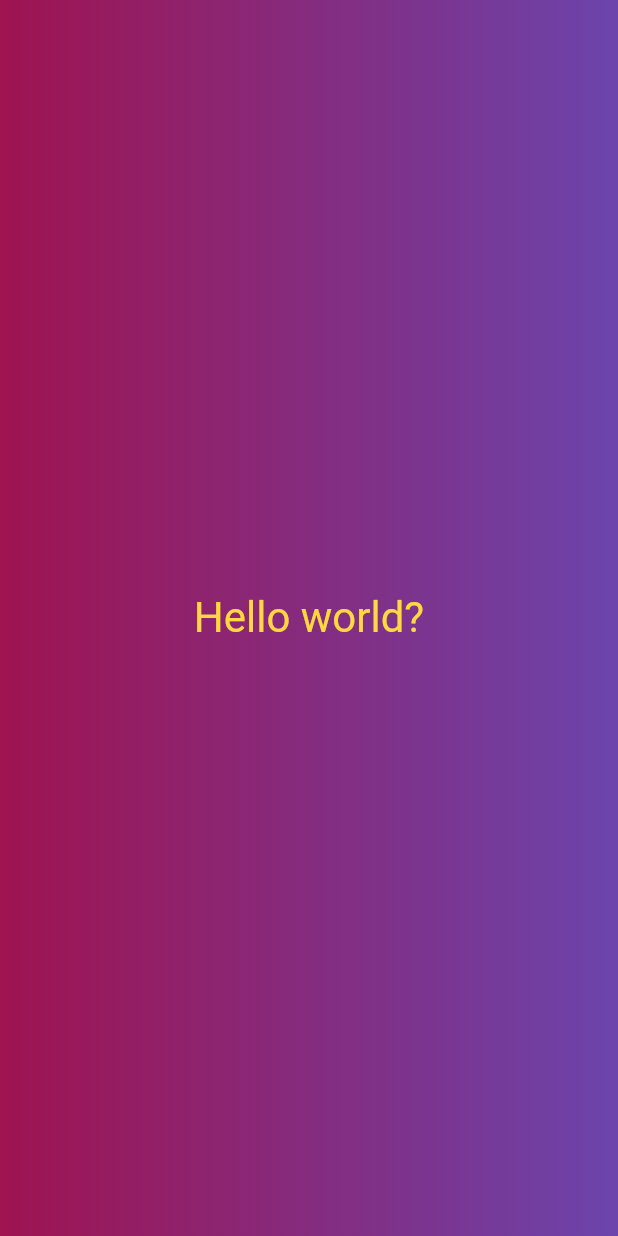
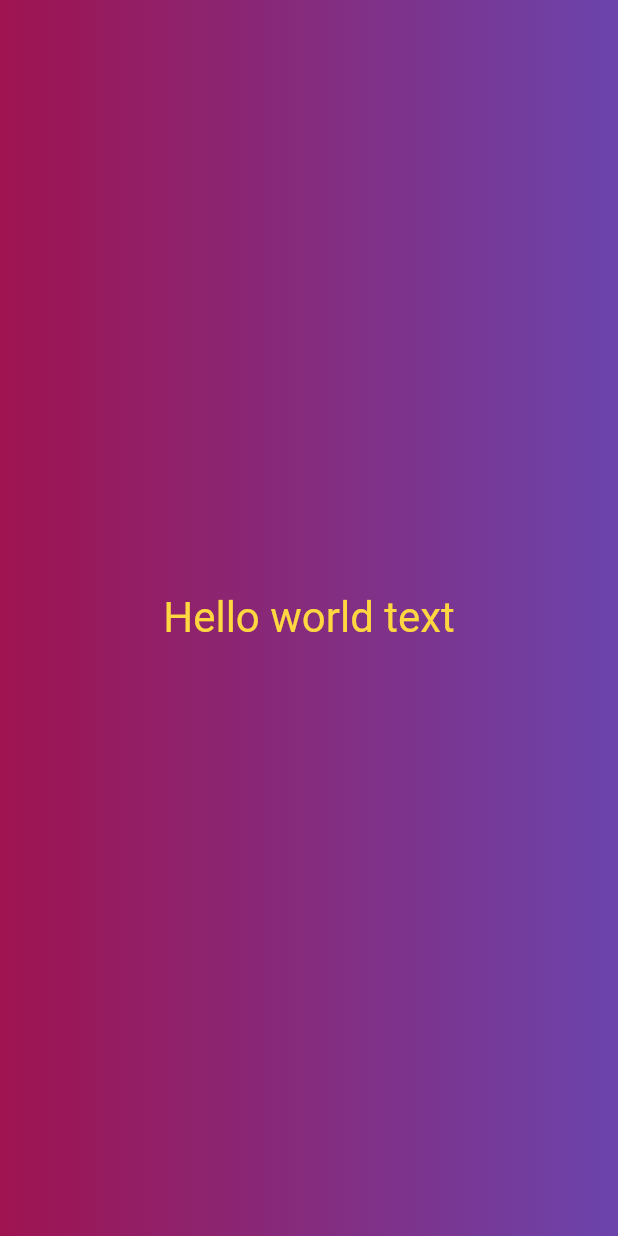
Before and after one commit to haservi/udemy-flutter, a Flutter app: the screen it shows after launch, on a phone screen of 412 x 824 dp. Run offline on Flutter 3.47's test engine with Material 2 defaults, Android fonts, the phone set to English and light mode, and no system bars.

Commit message:
refactor: text 위젯 분리 학습

```diff
--- a/first_app/lib/gradient_container.dart
+++ b/first_app/lib/gradient_container.dart
@@ -1,3 +1,4 @@
+import 'package:first_app/styled_text.dart';
 import 'package:flutter/material.dart';
 
 class GradientContainer extends StatelessWidget {
@@ -15,10 +16,7 @@ class GradientContainer extends StatelessWidget {
         ),
       ),
       child: const Center(
-        child: Text(
-          'Hello world?',
-          style: TextStyle(color: Colors.amberAccent, fontSize: 28),
-        ),
+        child: StyledText(),
       ),
     );
   }
--- /dev/null
+++ b/first_app/lib/styled_text.dart
@@ -0,0 +1,13 @@
+import 'package:flutter/material.dart';
+
+class StyledText extends StatelessWidget {
+  const StyledText({super.key});
+
+  @override
+  Widget build(BuildContext context) {
+    return const Text(
+      'Hello world text',
+      style: TextStyle(color: Colors.amberAccent, fontSize: 28),
+    );
+  }
+}
```
